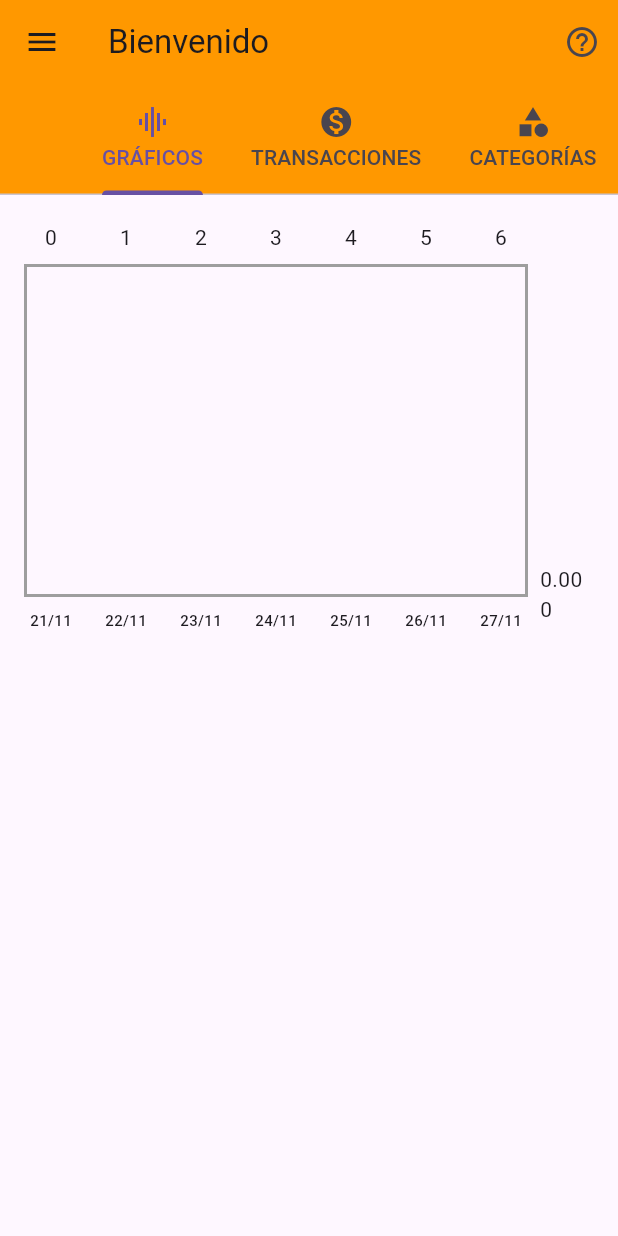
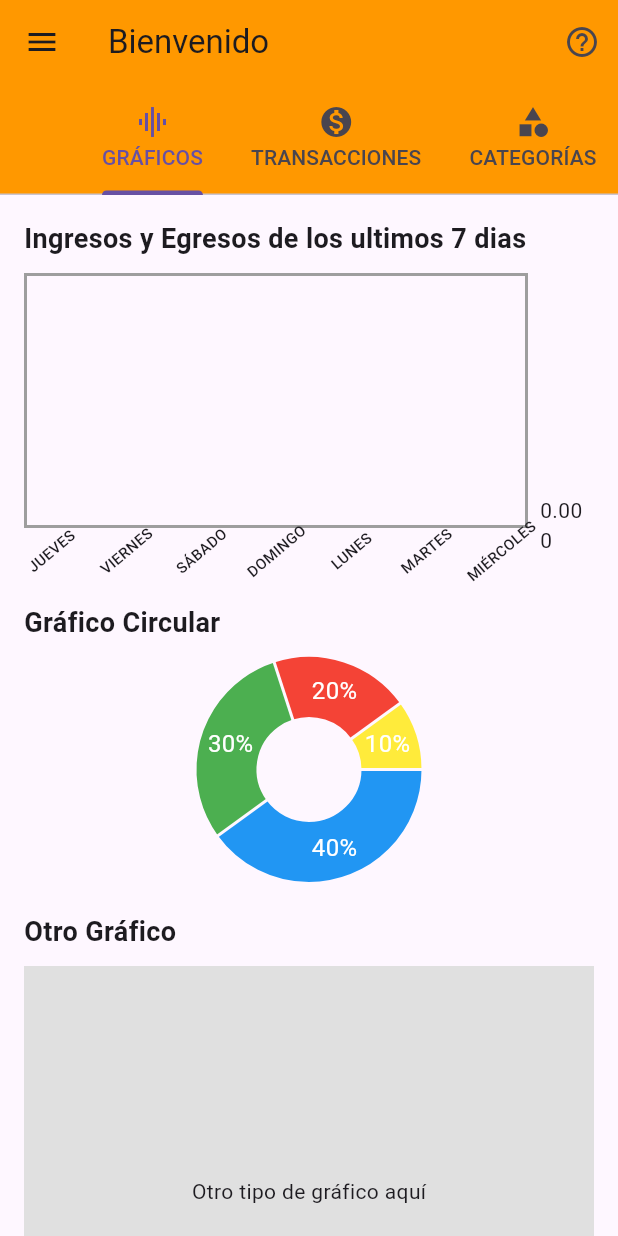
Before and after one commit to sebasinmiedo/app-finance, a Flutter app: the screen it shows after launch, on a phone screen of 412 x 824 dp. Run offline on Flutter 3.47's test engine with Material 3 defaults, Android fonts, the phone set to English and light mode, and no system bars; drawn by our look-alikes of fl_chart; our stand-ins replace sqflite; accounts and stored records are empty.

Commit message:
Finalización del primero gráfico de Barras

```diff
--- a/lib/screens/graficos.dart
+++ b/lib/screens/graficos.dart
@@ -69,17 +69,31 @@ class _GraficosScreenState extends State<GraficosScreen> {
           barRods: [
             // Barra de egresos
             BarChartRodData(
-              toY: egresos,
-              color: const Color.fromRGBO(255, 0, 0, 1), // Rojo para egresos
-              width: 15, // Ajusté el ancho para hacer las barras más compactas
-              borderRadius: BorderRadius.zero, // Sin bordes redondeados
+              toY: egresos, // Rojo para egresos
+              width: 15,
+              borderRadius: BorderRadius.zero,
+              gradient: const LinearGradient(
+                colors: [
+                  Color.fromARGB(255, 255, 131, 123),
+                  Color.fromARGB(255, 255, 0, 0),
+                ], // Gradiente
+                begin: Alignment.bottomCenter,
+                end: Alignment.topCenter,
               ),
-            // Barra de ingresos apilada sobre los egresos
+            ),
+            //
             BarChartRodData(
               toY: ingresos,
-              color: const Color.fromRGBO(0, 255, 0, 1), // Verde para ingresos
+              gradient: const LinearGradient(
+                colors: [
+                  Color.fromARGB(255, 162, 208, 110),
+                  Colors.green,
+                ],
+                begin: Alignment.bottomCenter,
+                end: Alignment.topCenter,
+              ),
               width: 15, // Ancho consistente
-              borderRadius: BorderRadius.zero, // Sin bordes redondeados
+              borderRadius: BorderRadius.zero,
             ),
           ],
         ),
@@ -95,29 +109,50 @@ class _GraficosScreenState extends State<GraficosScreen> {
   @override
   Widget build(BuildContext context) {
     return Scaffold(
-      body: Padding(
+      body: SingleChildScrollView(
         padding: const EdgeInsets.all(16.0),
+        child: Column(
+          crossAxisAlignment: CrossAxisAlignment.start,
+          children: [
+            // Gráfico de barras
+            const Text(
+              'Ingresos y Egresos de los ultimos 7 dias',
+              style: TextStyle(fontSize: 18, fontWeight: FontWeight.bold),
+            ),
+            const SizedBox(height: 10),
+            SizedBox(
+              height: 200, // Altura específica para el gráfico
               child: barGroups.isEmpty
-            ? const Center(child: CircularProgressIndicator()) // Cargando
+                  ? const Center(child: CircularProgressIndicator())
                   : BarChart(
                       BarChartData(
                         titlesData: FlTitlesData(
-                    leftTitles: AxisTitles(
+                          topTitles: const AxisTitles(
+                            sideTitles: SideTitles(showTitles: false),
+                          ),
+                          leftTitles: const AxisTitles(
                             sideTitles: SideTitles(showTitles: false),
                           ),
                           bottomTitles: AxisTitles(
                             sideTitles: SideTitles(
                               showTitles: true,
-                        reservedSize: 410,
+                              reservedSize: 30,
                               getTitlesWidget: (double value, TitleMeta meta) {
-                          DateTime date = DateTime.now()
-                              .subtract(Duration(days: 6 - value.toInt()));
+                                DateTime date = DateTime.now().subtract(
+                                    Duration(days: 6 - value.toInt()));
                                 return SideTitleWidget(
                                   axisSide: meta.axisSide,
+                                  child: Transform.rotate(
+                                    angle: -40 * (3.141592653589793 / 180),
                                     child: Text(
-                              DateFormat('dd/MM').format(date),
+                                      DateFormat('EEEE', 'es')
+                                          .format(date)
+                                          .toUpperCase(),
                                       style: const TextStyle(
-                                  fontSize: 10, fontWeight: FontWeight.w500),
+                                        fontSize: 10,
+                                        fontWeight: FontWeight.w500,
+                                      ),
+                                    ),
                                   ),
                                 );
                               },
@@ -128,14 +163,75 @@ class _GraficosScreenState extends State<GraficosScreen> {
                             show: true,
                             border: Border.all(color: Colors.grey, width: 2)),
                         gridData: const FlGridData(
-                      show: true,
-                      drawHorizontalLine: true,
-                      drawVerticalLine: false),
+                          show: false,
+                        ),
                         barGroups: barGroups,
                         alignment: BarChartAlignment.spaceBetween,
                       ),
                     ),
             ),
+            const SizedBox(height: 20), // Separador
+
+            // Gráfico circular
+            const Text(
+              'Gráfico Circular',
+              style: TextStyle(fontSize: 18, fontWeight: FontWeight.bold),
+            ),
+            const SizedBox(height: 10),
+            SizedBox(
+              height: 150,
+              child: PieChart(
+                PieChartData(
+                  sections: [
+                    PieChartSectionData(
+                      color: Colors.blue,
+                      value: 40,
+                      title: '40%',
+                      titleStyle:
+                          const TextStyle(color: Colors.white, fontSize: 16),
+                    ),
+                    PieChartSectionData(
+                      color: Colors.green,
+                      value: 30,
+                      title: '30%',
+                      titleStyle:
+                          const TextStyle(color: Colors.white, fontSize: 16),
+                    ),
+                    PieChartSectionData(
+                      color: Colors.red,
+                      value: 20,
+                      title: '20%',
+                      titleStyle:
+                          const TextStyle(color: Colors.white, fontSize: 16),
+                    ),
+                    PieChartSectionData(
+                      color: Colors.yellow,
+                      value: 10,
+                      title: '10%',
+                      titleStyle:
+                          const TextStyle(color: Colors.white, fontSize: 16),
+                    ),
+                  ],
+                ),
+              ),
+            ),
+            const SizedBox(height: 20), // Separador
+
+            // Otro gráfico (puedes duplicar el widget de BarChart o PieChart aquí)
+            const Text(
+              'Otro Gráfico',
+              style: TextStyle(fontSize: 18, fontWeight: FontWeight.bold),
+            ),
+            const SizedBox(height: 10),
+            Container(
+              height: 300,
+              color: Colors.grey.shade300,
+              alignment: Alignment.center,
+              child: const Text('Otro tipo de gráfico aquí'),
+            ),
+          ],
+        ),
+      ),
     );
   }
 }
```
Also changed, not shown: lib/database/db_helper.dart (+21 -0 lines). Lines whose indentation alone changed are shown as unchanged.
